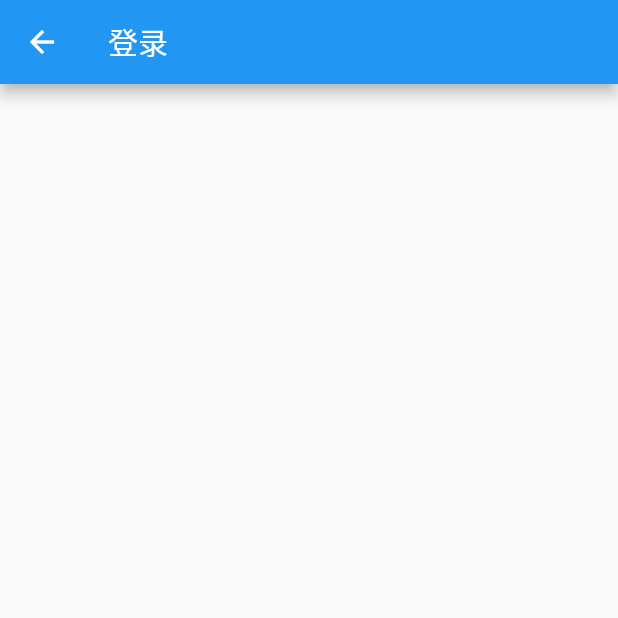
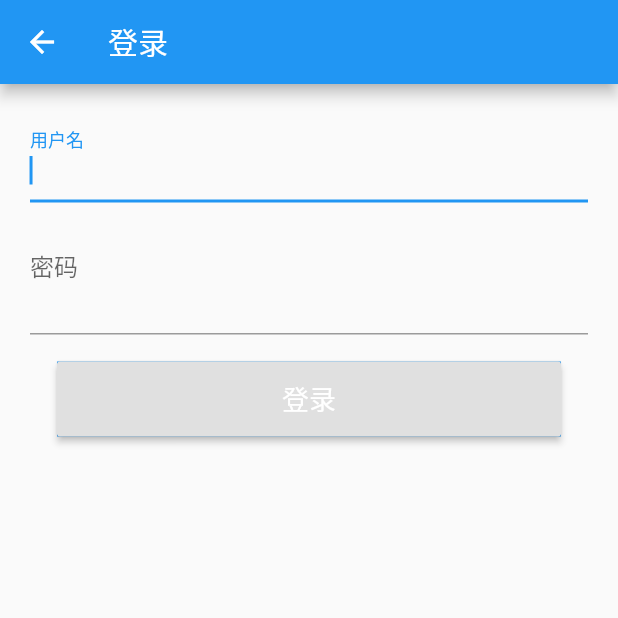
Before and after one commit to Oaman/FlutterX, a Flutter app: the LoginPage screen opened directly, on a phone screen of 412 x 824 dp, the top half of it. Run offline on Flutter 3.47's test engine with Material 2 defaults, Android fonts, the phone set to English and light mode, and no system bars; our stand-ins replace cookie_jar, dio, dio_cookie_manager, event_bus, shared_preferences, toast; missing offline and left inert: banner_view, flukit, flutter_webview_plugin; accounts and stored records are empty; network calls fail; statements that could not run were skipped.

Commit message:
add login page

```diff
--- a/lib/common/http/api.dart
+++ b/lib/common/http/api.dart
@@ -1,10 +1,16 @@
+import 'package:dio/dio.dart';
 import 'package:flutter_app/common/http/http_manager.dart';
 
 class Api {
   static String baseUrl = "https://www.wanandroid.com/";
+
+  static HttpManager _http;
+
+  //Banner
   static const String BANNER = "banner/json";
 
-  static HttpManager _http;
+  //登录
+  static const String LOGIN = "user/login";
 
   static init() async {
     _http = HttpManager.getInstance();
@@ -15,6 +21,11 @@ class Api {
     return await _http.request(BANNER);
   }
 
+  static login(String name, String password) async {
+    var formData = FormData.fromMap({"username": name, "password": password});
+    return await _http.request(LOGIN, data: formData, method: "post");
+  }
+
   static void clearCookie() {
     _http.clearCookie();
   }
--- a/lib/common/http/http_manager.dart
+++ b/lib/common/http/http_manager.dart
@@ -30,6 +30,7 @@ class HttpManager {
         receiveTimeout: 5000);
     _dio = Dio(options);
 
+    ///持久化存储
     Directory appDocDir = await getApplicationDocumentsDirectory();
     String appDocPath = appDocDir.path;
     _persistCookieJar = PersistCookieJar(dir: appDocPath + "/.cookies/");
--- a/lib/ui/pages/login_page.dart
+++ b/lib/ui/pages/login_page.dart
@@ -1,20 +1,136 @@
 import 'package:flutter/cupertino.dart';
 import 'package:flutter/material.dart';
+import 'package:flutter_app/common/event/events.dart';
+import 'package:flutter_app/common/http/api.dart';
+import 'package:flutter_app/manager/app_manager.dart';
+import 'package:toast/toast.dart';
+
 class LoginPage extends StatefulWidget {
   @override
   State<StatefulWidget> createState() {
-      return _LoginPageState();
+    return _LoginPageState();
   }
 }
 
 class _LoginPageState extends State<LoginPage> {
+  final GlobalKey<FormState> _formKey = GlobalKey<FormState>();
+  String _userName, _password;
+
+  bool _isObscure = true;
+
+  Color _eyeColor;
+
+  FocusNode _pwdNode = new FocusNode();
+
   @override
   Widget build(BuildContext context) {
-      return Scaffold(
-        appBar: AppBar(
-          title: Text("登录"),
+    return Scaffold(
+      appBar: AppBar(
+        title: Text("登录"),
+      ),
+      body: Form(
+          key: _formKey,
+          child: ListView(
+            padding: EdgeInsets.all(20),
+            children: <Widget>[
+              _buildUserName(),
+              _buildPassword(),
+              _buildLogin(),
+            ],
+          )),
+    );
+  }
 
-        ),
-      );
+  _buildUserName() {
+    return TextFormField(
+      autofocus: true,
+      decoration: InputDecoration(
+        labelText: "用户名",
+      ),
+      initialValue: _userName,
+      textInputAction: TextInputAction.next,
+      onEditingComplete: () {
+        FocusScope.of(context).requestFocus(_pwdNode);
+      },
+      // ignore: missing_return
+      validator: (value) {
+        if (value.trim().isEmpty) {
+          return "请输入用户名";
+        }
+        _userName = value;
+      },
+    );
+  }
+
+  _buildPassword() {
+    return TextFormField(
+      focusNode: _pwdNode,
+      obscureText: _isObscure,
+      decoration: InputDecoration(
+        labelText: "密码",
+
+        ///给密码添加眼睛,控制明文与否
+        suffix: IconButton(
+            icon: Icon(Icons.remove_red_eye),
+            color: _eyeColor,
+            onPressed: () {
+              setState(() {
+                _isObscure = !_isObscure;
+                _eyeColor = _isObscure
+                    ? Colors.grey
+                    : Theme.of(context).iconTheme.color;
+              });
+            }),
+      ),
+      initialValue: _userName,
+      textInputAction: TextInputAction.done,
+      onEditingComplete: _doLogin,
+      // ignore: missing_return
+      validator: (value) {
+        if (value.trim().isEmpty) {
+          return "请输入密码";
+        }
+        _password = value;
+      },
+    );
+  }
+
+  _buildLogin() {
+    return Container(
+      height: 50,
+      margin: EdgeInsets.only(left: 18, top: 18, right: 18),
+      child: RaisedButton(
+          child: Text(
+            "登录",
+            style: TextStyle(fontSize: 18, color: Colors.white),
+          ),
+          onPressed: _doLogin),
+      color: Colors.blue,
+    );
+  }
+
+  void _doLogin() async {
+    _pwdNode.unfocus();
+    if (_formKey.currentState.validate()) {
+      showDialog(
+          context: context,
+          barrierDismissible: false,
+          builder: (_) {
+            return Center(child: CircularProgressIndicator());
+          });
+
+      var result = await Api.login(_userName, _password);
+
+      ///关闭loading dialog
+      Navigator.pop(context);
+
+      if (result['errorCode'] == -1) {
+        Toast.show(result['errorMsg'], context,
+            duration: Toast.LENGTH_LONG, gravity: Toast.BOTTOM);
+      } else {
+        AppManager.eventBus.fire(LoginEvent(_userName));
+        Navigator.pop(context);
+      }
+    }
   }
 }
```
Also changed, not shown: lib/ui/widgets/drawer_item.dart (+23 -13 lines).
